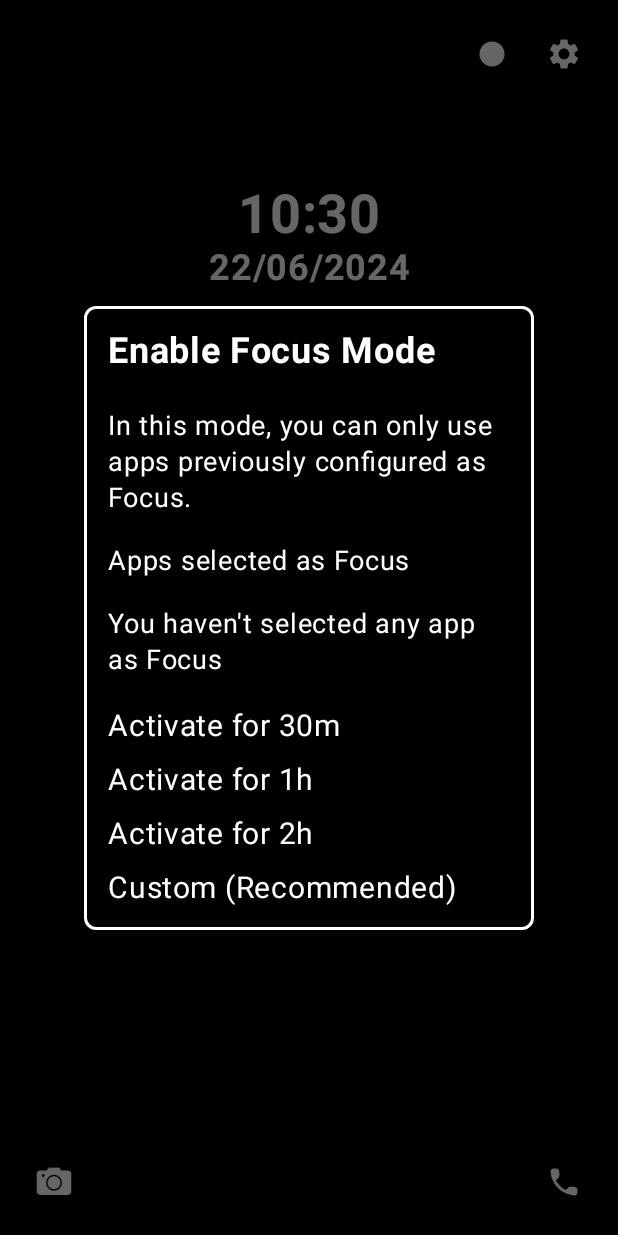
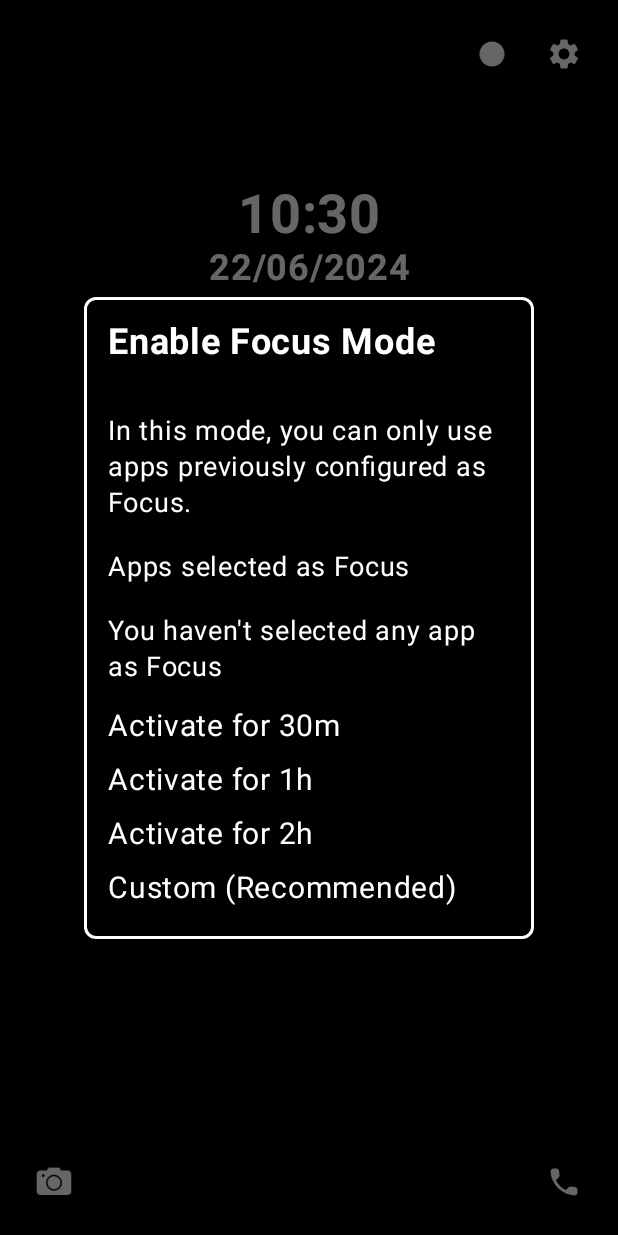
Before and after one commit to CarlosPumar/NoDistractionPhone, an Android app built with Jetpack Compose: the screen it shows after launch (MainActivity), after a tap on "Focused", on a phone screen of 412 x 824 dp. Run offline under Robolectric (Android 15) with nearby library versions, the phone set to English and light mode, and no system bars.

Commit message:
Fix accessibility problems

```diff
--- a/app/build.gradle.kts
+++ b/app/build.gradle.kts
@@ -11,8 +11,8 @@ android {
         applicationId = "com.pumar.mobileless"
         minSdk = 26
         targetSdk = 33
-        versionCode = 3
-        versionName = "1.2"
+        versionCode = 6
+        versionName = "2.1"
 
         testInstrumentationRunner = "androidx.test.runner.AndroidJUnitRunner"
         vectorDrawables {
--- a/app/src/main/java/com/pumar/mobileless/ui/components/DisclaimerDialog.kt
+++ b/app/src/main/java/com/pumar/mobileless/ui/components/DisclaimerDialog.kt
@@ -16,6 +16,8 @@ import androidx.compose.ui.Modifier
 import androidx.compose.ui.graphics.Color
 import androidx.compose.ui.platform.LocalContext
 import androidx.compose.ui.res.stringResource
+import androidx.compose.ui.semantics.contentDescription
+import androidx.compose.ui.semantics.semantics
 import androidx.compose.ui.text.font.FontWeight
 import androidx.compose.ui.unit.dp
 import androidx.compose.ui.unit.sp
@@ -28,6 +30,7 @@ fun DisclaimerDialog(
     handleClose: () -> Unit,
 ) {
     val context = LocalContext.current
+    val givePermissionsText = stringResource(R.string.give_permissions)
 
     Modal(onDismissRequest = { handleClose() }, height = 325.dp) {
         Row (modifier = Modifier.padding(bottom = 24.dp)) {
@@ -55,6 +58,7 @@ fun DisclaimerDialog(
                     handleUsageStatsPermission(context)
                     handleClose()
                 }
+                .semantics { contentDescription = givePermissionsText }
             )
         }
     }
--- a/app/src/main/java/com/pumar/mobileless/ui/components/FocusedModeDialog.kt
+++ b/app/src/main/java/com/pumar/mobileless/ui/components/FocusedModeDialog.kt
@@ -45,14 +45,14 @@ fun FocusedModeDialog(handleClose: () -> Unit) {
                 color = Color.White
             )
         }
-        Row (modifier = Modifier.padding(bottom = 18.dp)) {
+        Row (modifier = Modifier.padding(bottom = 9.dp, top = 9.dp)) {
             Text(text = stringResource(R.string.modo_focus_explanation), fontSize = 18.sp)
         }
-        Row (modifier = Modifier.padding(bottom = 18.dp)) {
+        Row (modifier = Modifier.padding(bottom = 9.dp, top = 9.dp)) {
             Text(text = stringResource(R.string.modo_focused_selected_apps), fontSize = 18.sp)
         }
 
-        Row (modifier = Modifier.padding(bottom = 20.dp)) {
+        Row (modifier = Modifier.padding(bottom = 9.dp, top = 9.dp)) {
             if (focusedAppList.isEmpty()) {
                 Text(text = stringResource(R.string.no_focused_apps), fontSize = 18.sp)
             }
@@ -65,24 +65,25 @@ fun FocusedModeDialog(handleClose: () -> Unit) {
         }
 
         Text(text = stringResource(R.string.on_per_30m), fontSize = 20.sp, modifier = Modifier
-            .padding(bottom = 12.dp)
+            .padding(bottom = 6.dp, top = 6.dp)
             .clickable {
                 focusedModeViewModel.setFocusedMode(context, 1000 * 60 * 30)
             })
 
         Text(text = stringResource(R.string.on_per_1h), fontSize = 20.sp, modifier = Modifier
-            .padding(bottom = 12.dp)
+            .padding(bottom = 6.dp, top = 6.dp)
             .clickable {
                 focusedModeViewModel.setFocusedMode(context, 1000 * 60 * 60)
             })
 
         Text(text = stringResource(R.string.on_per_2h), fontSize = 20.sp, modifier = Modifier
-            .padding(bottom = 12.dp)
+            .padding(bottom = 6.dp, top = 6.dp)
             .clickable {
                 focusedModeViewModel.setFocusedMode(context, 1000 * 60 * 60 * 2)
             })
 
         Text(text = stringResource(R.string.custom), fontSize = 20.sp, modifier = Modifier
+            .padding(bottom = 6.dp, top = 6.dp)
             .clickable {
                 isModalOpen = true
             })
```
